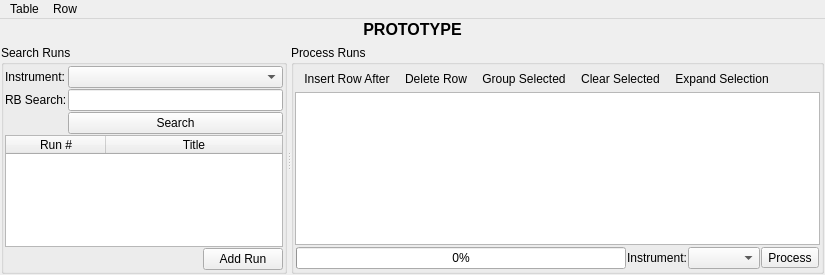
First picture: the form in Code/Mantid/MantidQt/CustomInterfaces/inc/MantidQtCustomInterfaces/ReflMainWidget.ui, repository mantidproject/mantid, before the edit.
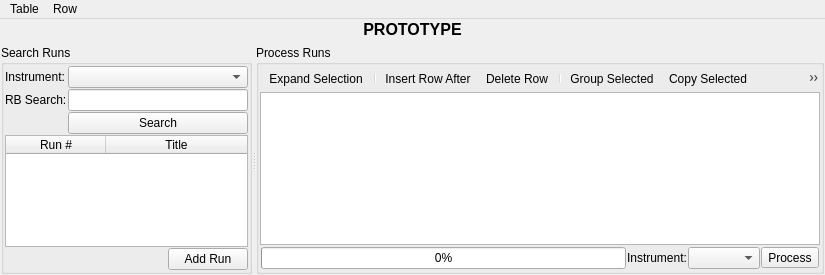
Second picture: the form after the edit. Icons and pictures are not drawn.

Commit message: Refs #10440 Add "Copy Selection" action to Refl UI

What changed in the file:
```diff
--- a/Code/Mantid/MantidQt/CustomInterfaces/inc/MantidQtCustomInterfaces/ReflMainWidget.ui
+++ b/Code/Mantid/MantidQt/CustomInterfaces/inc/MantidQtCustomInterfaces/ReflMainWidget.ui
@@ -236,11 +236,14 @@
             <property name="styleSheet">
              <string>QToolBar{border: none;}</string>
             </property>
+            <addaction name="actionExpandSelection"/>
+            <addaction name="separator"/>
             <addaction name="actionAppendRow"/>
             <addaction name="actionDeleteRow"/>
+            <addaction name="separator"/>
             <addaction name="actionGroupRows"/>
+            <addaction name="actionCopySelected"/>
             <addaction name="actionClearSelected"/>
-            <addaction name="actionExpandSelection"/>
            </widget>
           </item>
           <item>
@@ -495,6 +498,18 @@
     <string>Clear Selected</string>
    </property>
   </action>
+  <action name="actionCopySelected">
+   <property name="icon">
+    <iconset resource="../../../../MantidPlot/icons/icons.qrc">
+     <normaloff>:/copy.png</normaloff>:/copy.png</iconset>
+   </property>
+   <property name="text">
+    <string>Copy Selected</string>
+   </property>
+   <property name="shortcut">
+    <string>Ctrl+C</string>
+   </property>
+  </action>
  </widget>
  <tabstops>
   <tabstop>comboSearchInstrument</tabstop>
```
Left out of the diff: 2 changed lines with no effect on the pictures. The commit also changes 5 other files.
